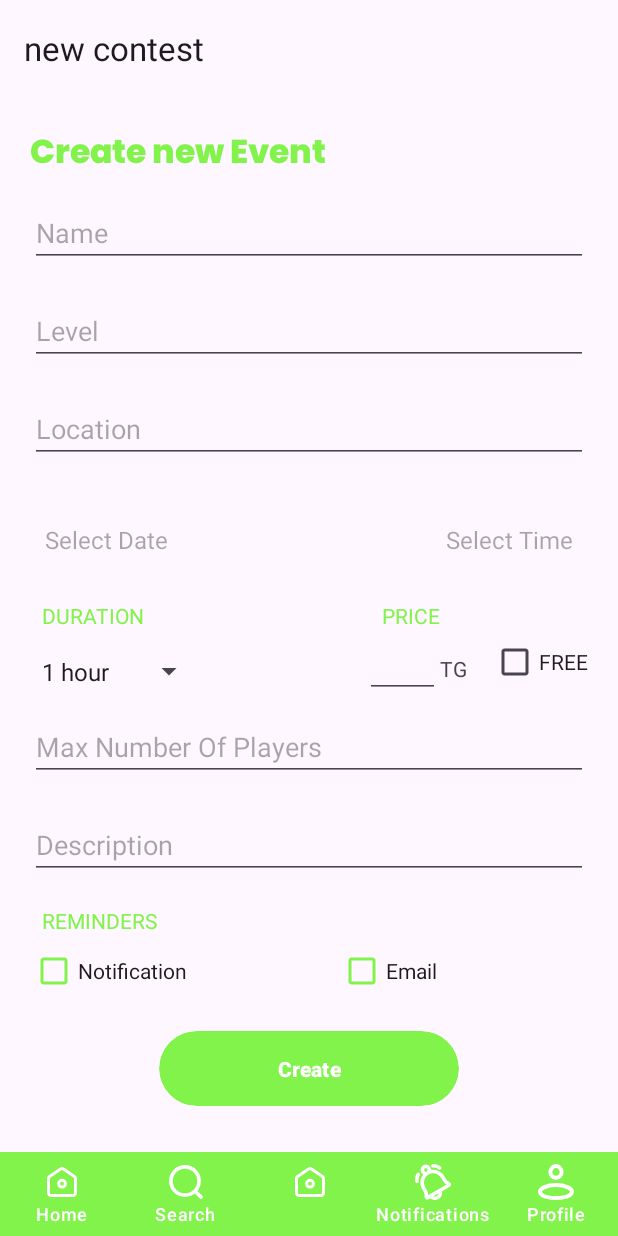
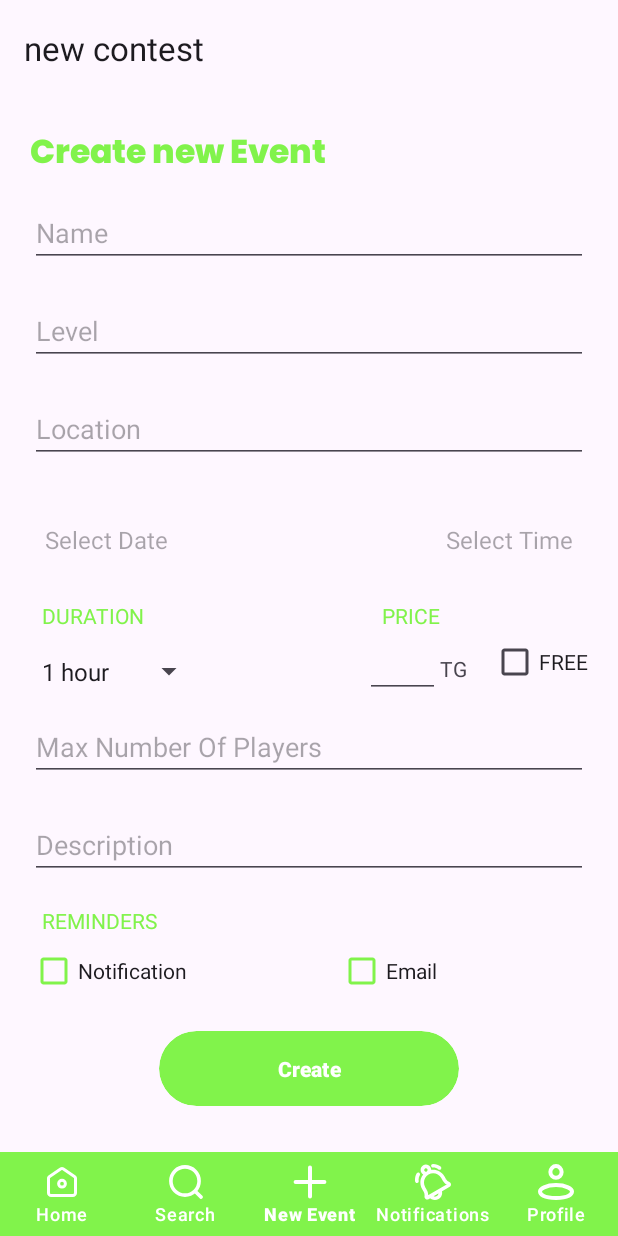
Before and after one commit to ZZhanserik/sportifyD, an Android app: the MainActivity screen opened directly, with no data from a screen before it, item 3 of the bottom bar chosen, on a phone screen of 412 x 824 dp. Run offline under Robolectric (Android 15) with nearby library versions, the phone set to English and light mode, and no system bars; our stand-ins replace navigation-ui.

Commit message:
Fix NavBar

```diff
--- /dev/null
+++ b/app/src/main/res/drawable/icon_add1.xml
@@ -0,0 +1,12 @@
+<vector xmlns:android="http://schemas.android.com/apk/res/android"
+    android:width="18dp"
+    android:height="18dp"
+    android:viewportWidth="18"
+    android:viewportHeight="18">
+    <path
+        android:pathData="M9,1.8L9,16.2M16.2,9L1.8,9"
+        android:strokeWidth="2"
+        android:fillColor="#00000000"
+        android:strokeColor="#ffffff"
+        android:strokeLineCap="round"/>
+</vector>
--- /dev/null
+++ b/app/src/main/res/drawable/icon_background.xml
@@ -0,0 +1,6 @@
+<shape xmlns:android="http://schemas.android.com/apk/res/android"
+    android:shape="oval">
+    <solid android:color="@color/green1" />
+    <stroke android:color="@color/white"
+        android:width="2dp"/>
+</shape>
--- a/app/src/main/res/menu/bottom_nav_menu.xml
+++ b/app/src/main/res/menu/bottom_nav_menu.xml
@@ -1,10 +1,11 @@
 <?xml version="1.0" encoding="utf-8"?>
-<menu xmlns:android="http://schemas.android.com/apk/res/android">
+<menu xmlns:android="http://schemas.android.com/apk/res/android"
+    xmlns:app="http://schemas.android.com/apk/res-auto">
 
     <item
         android:id="@+id/navigation_home"
+        android:enabled="true"
         android:icon="@drawable/home_01"
-        android:enabled="true"
         android:title="@string/title_home" />
 
     <item
@@ -16,19 +17,19 @@
     <item
         android:id="@+id/navigation_new_contest"
         android:enabled="true"
-        android:icon="@drawable/home_01"
-        android:title="" />
+        android:icon="@drawable/icon_add1"
+        android:title="New Event" />
 
     <item
         android:id="@+id/navigation_notifications"
+        android:enabled="true"
         android:icon="@drawable/icon_notification"
-        android:enabled="true"
         android:title="@string/title_notifications" />
 
     <item
         android:id="@+id/navigation_profile"
+        android:enabled="true"
         android:icon="@drawable/icon_profile"
-        android:enabled="true"
         android:title="@string/title_profile" />
 
 
```
